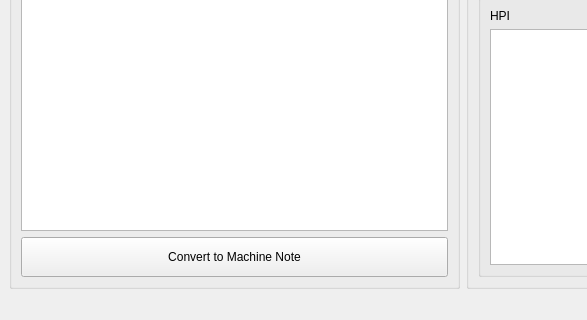
Before: the Qt Designer form ui/viewer.ui in JohnCiubuc/Notes-to-ICD, drawn with Qt 5; both pictures show x 0 to 587 and y 382 to 702 of the 1041 by 702 pixel window.
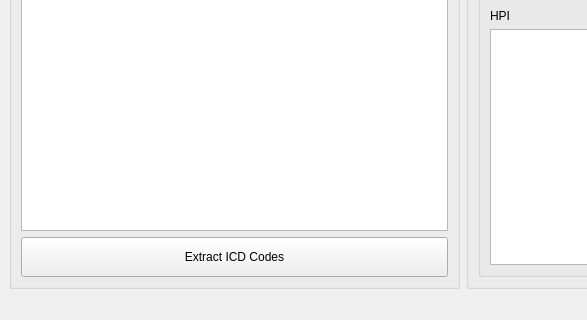
After: the same form once the commit is applied.

Patch:
```diff
--- a/ui/viewer.ui
+++ b/ui/viewer.ui
@@ -167,7 +167,7 @@
           </size>
          </property>
          <property name="text">
-          <string>Convert to Machine Note</string>
+          <string>Extract ICD Codes</string>
          </property>
         </widget>
        </item>
```
Left out of the diff: 6 changed lines with no effect on the pictures.
